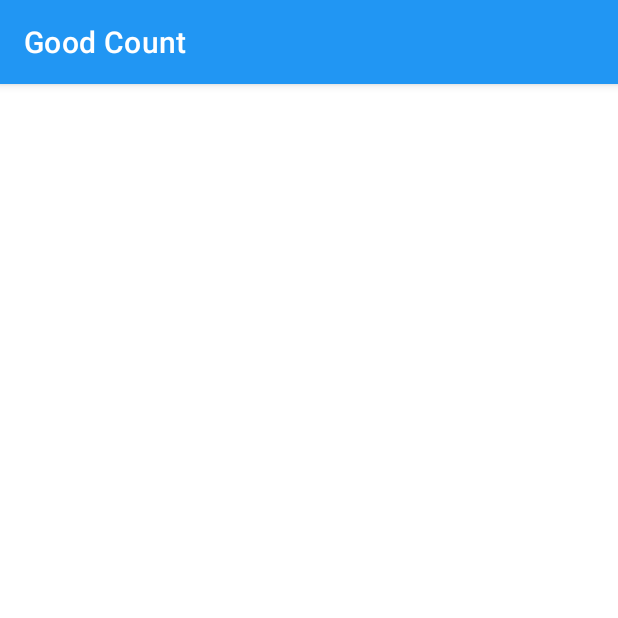
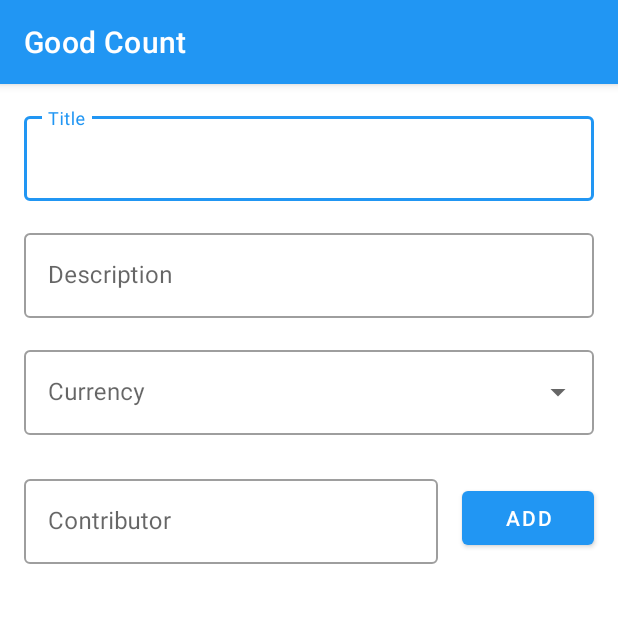
Before and after one commit to wilksyz/GoodCount, an Android app: the CreateCommonPotActivity screen opened directly, with no data from a screen before it, on a phone screen of 412 x 824 dp, the top half of it. Run offline under Robolectric (Android 15) with nearby library versions, the phone set to English and light mode, and no system bars.

Commit message:
Add interface for create common pot

```diff
--- a/app/src/main/java/com/antoine/goodCount/ui/createAndEdit/CreateCommonPotActivity.kt
+++ b/app/src/main/java/com/antoine/goodCount/ui/createAndEdit/CreateCommonPotActivity.kt
@@ -1,13 +1,37 @@
 package com.antoine.goodCount.ui.createAndEdit
 
 import android.os.Bundle
+import android.util.Log
 import androidx.appcompat.app.AppCompatActivity
 import com.antoine.goodCount.R
+import android.widget.ArrayAdapter
+import kotlinx.android.synthetic.main.activity_create_common_pot.*
+import java.util.*
+import kotlin.collections.ArrayList
 
 class CreateCommonPotActivity : AppCompatActivity() {
 
     override fun onCreate(savedInstanceState: Bundle?) {
         super.onCreate(savedInstanceState)
         setContentView(R.layout.activity_create_common_pot)
+        this.configureSpinner()
+
+
+    }
+
+    private fun configureSpinner(){
+        val localeList = Locale.getAvailableLocales()
+        val currencyList = ArrayList<String>()
+        for (locale in localeList){
+            try {
+                val currency = Currency.getInstance(locale)
+                val string = "${currency.displayName} (${currency.symbol})"
+                if (!currencyList.contains(string)) currencyList.add(string)
+            }catch (e: Exception){ }
+        }
+        currencyList.sort()
+        currencyList.removeAt(0)
+        val adapter = ArrayAdapter(this, R.layout.dropdown_menu_popup_item, currencyList)
+        create_activity_spinner.setAdapter(adapter)
     }
 }
--- a/app/src/main/res/layout/activity_create_common_pot.xml
+++ b/app/src/main/res/layout/activity_create_common_pot.xml
@@ -1,5 +1,5 @@
 <?xml version="1.0" encoding="utf-8"?>
-<androidx.constraintlayout.widget.ConstraintLayout
+<ScrollView
         xmlns:android="http://schemas.android.com/apk/res/android"
         xmlns:tools="http://schemas.android.com/tools"
         xmlns:app="http://schemas.android.com/apk/res-auto"
@@ -7,5 +7,82 @@
         android:layout_height="match_parent"
         tools:context=".ui.createAndEdit.CreateCommonPotActivity">
 
+    <androidx.constraintlayout.widget.ConstraintLayout
+            android:layout_width="match_parent"
+            android:layout_height="wrap_content">
 
-</androidx.constraintlayout.widget.ConstraintLayout>
+        <com.google.android.material.textfield.TextInputLayout
+                android:layout_width="0dp"
+                android:layout_height="wrap_content"
+                android:layout_marginTop="16dp"
+                app:layout_constraintTop_toTopOf="parent" app:layout_constraintStart_toStartOf="parent"
+                android:layout_marginStart="16dp" app:layout_constraintEnd_toEndOf="parent" android:layout_marginEnd="16dp"
+                android:id="@+id/textInputLayout"
+                style="@style/Widget.MaterialComponents.TextInputLayout.OutlinedBox">
+
+            <com.google.android.material.textfield.TextInputEditText
+                    android:layout_width="match_parent"
+                    android:layout_height="wrap_content"
+                    android:hint="@string/title" android:id="@+id/create_activity_title_editext"/>
+        </com.google.android.material.textfield.TextInputLayout>
+        <com.google.android.material.textfield.TextInputLayout
+                android:layout_width="0dp"
+                android:layout_height="wrap_content"
+                android:layout_marginTop="16dp"
+                app:layout_constraintTop_toBottomOf="@+id/textInputLayout" app:layout_constraintStart_toStartOf="parent"
+                android:layout_marginStart="16dp" app:layout_constraintEnd_toEndOf="parent" android:layout_marginEnd="16dp"
+                android:id="@+id/textInputLayout2"
+                style="@style/Widget.MaterialComponents.TextInputLayout.OutlinedBox">
+
+            <com.google.android.material.textfield.TextInputEditText
+                    android:layout_width="match_parent"
+                    android:layout_height="wrap_content"
+                    android:hint="@string/description" android:id="@+id/create_activity_description_editext"/>
+        </com.google.android.material.textfield.TextInputLayout>
+
+        <com.google.android.material.textfield.TextInputLayout
+                android:layout_width="0dp"
+                android:layout_height="wrap_content"
+                app:layout_constraintTop_toBottomOf="@+id/textInputLayout2" app:layout_constraintStart_toStartOf="parent"
+                android:layout_marginStart="16dp" app:layout_constraintEnd_toEndOf="parent" android:layout_marginEnd="16dp"
+                style="@style/Widget.MaterialComponents.TextInputLayout.OutlinedBox.ExposedDropdownMenu"
+                android:layout_marginTop="16dp" android:id="@+id/textInputLayout3">
+
+            <AutoCompleteTextView
+                    android:layout_width="match_parent"
+                    android:layout_height="wrap_content"
+                    android:hint="@string/currency"
+                    android:id="@+id/create_activity_spinner" android:editable="false"/>
+        </com.google.android.material.textfield.TextInputLayout>
+        <com.google.android.material.textfield.TextInputLayout
+                android:layout_width="0dp"
+                android:layout_height="wrap_content"
+                app:layout_constraintStart_toStartOf="parent"
+                android:layout_marginStart="16dp"
+                android:layout_marginTop="24dp"
+                style="@style/Widget.MaterialComponents.TextInputLayout.OutlinedBox"
+                app:layout_constraintTop_toBottomOf="@+id/textInputLayout3" android:id="@+id/textInputLayout4"
+                app:layout_constraintEnd_toStartOf="@+id/create_activity_add_participant_button" android:layout_marginEnd="16dp">
+
+            <com.google.android.material.textfield.TextInputEditText
+                    android:layout_width="match_parent"
+                    android:layout_height="wrap_content"
+                    android:hint="@string/contributor"/>
+        </com.google.android.material.textfield.TextInputLayout>
+        <Button
+                android:text="@string/add"
+                android:layout_width="wrap_content"
+                android:layout_height="wrap_content"
+                android:id="@+id/create_activity_add_participant_button" app:layout_constraintEnd_toEndOf="parent"
+                android:layout_marginEnd="16dp"
+                app:layout_constraintTop_toTopOf="@+id/textInputLayout4"
+                app:layout_constraintBottom_toBottomOf="@+id/textInputLayout4"/>
+        <androidx.recyclerview.widget.RecyclerView
+                android:layout_width="match_parent"
+                android:layout_height="match_parent" android:layout_marginTop="8dp"
+                app:layout_constraintTop_toBottomOf="@+id/textInputLayout4"
+                app:layout_constraintStart_toStartOf="parent" android:layout_marginStart="16dp"
+                app:layout_constraintEnd_toEndOf="parent" android:layout_marginEnd="16dp"
+                android:id="@+id/create_activity_recyclerview"/>
+    </androidx.constraintlayout.widget.ConstraintLayout>
+</ScrollView>
--- /dev/null
+++ b/app/src/main/res/layout/dropdown_menu_popup_item.xml
@@ -0,0 +1,8 @@
+<?xml version="1.0" encoding="utf-8"?>
+<TextView xmlns:android="http://schemas.android.com/apk/res/android"
+          android:layout_width="match_parent"
+          android:layout_height="wrap_content"
+          android:padding="16dp"
+          android:ellipsize="end"
+          android:maxLines="1"
+          android:textAppearance="?attr/textAppearanceSubtitle1"/>
--- a/app/src/main/res/values/strings.xml
+++ b/app/src/main/res/values/strings.xml
@@ -12,5 +12,8 @@
     <string name="join_a_good_count">Join a Good Count</string>
     <string name="title">Title</string>
     <string name="description">Description</string>
+    <string name="currency">Currency</string>
+    <string name="add">Add</string>
+    <string name="contributor">Contributor</string>
 
 </resources>
```
